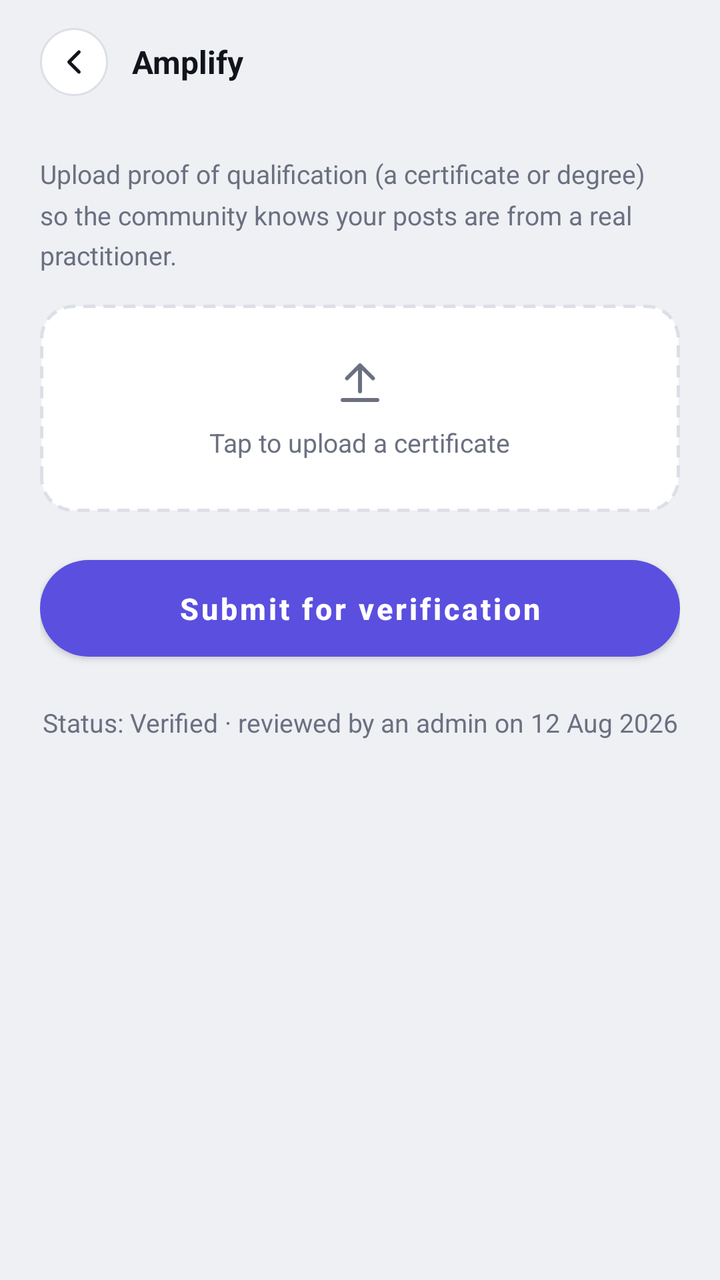
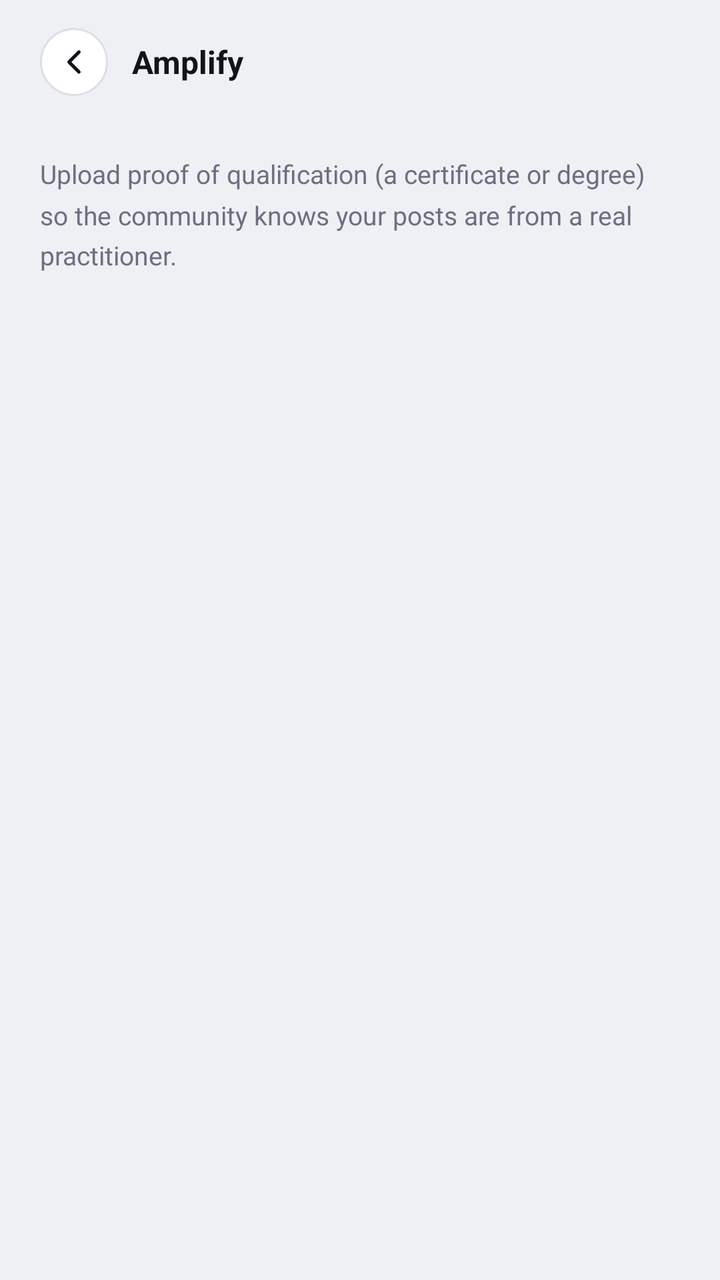

The first picture is an Android layout as it rendered before a commit; the second is the same layout after the commit. The layout source and the unified diff follow.
<!-- AndroidManifest.xml: application theme Theme.Amplify -->
<!-- res/layout/activity_get_verified.xml -->
<?xml version="1.0" encoding="utf-8"?>
<LinearLayout xmlns:android="http://schemas.android.com/apk/res/android"
    android:layout_width="match_parent"
    android:layout_height="match_parent"
    android:background="@color/paper"
    android:orientation="vertical">

    <include android:id="@+id/header" layout="@layout/header_back" />

    <LinearLayout
        android:layout_width="match_parent"
        android:layout_height="wrap_content"
        android:orientation="vertical"
        android:padding="20dp">

        <TextView
            android:layout_width="wrap_content"
            android:layout_height="wrap_content"
            android:text="Upload proof of qualification (a certificate or degree) so the community knows your posts are from a real practitioner."
            android:textSize="13sp"
            android:textColor="@color/muted"
            android:lineSpacingMultiplier="1.3"
            android:layout_marginBottom="16dp" />

        <LinearLayout
            android:id="@+id/uploadBox"
            android:layout_width="match_parent"
            android:layout_height="wrap_content"
            android:orientation="vertical"
            android:gravity="center"
            android:background="@drawable/bg_upload_box"
            android:padding="26dp"
            android:clickable="true"
            android:focusable="true"
            android:layout_marginBottom="18dp">

            <ImageView
                android:layout_width="26dp"
                android:layout_height="26dp"
                android:src="@drawable/ic_upload"
                android:layout_marginBottom="8dp" />

            <TextView
                android:id="@+id/tvUploadLabel"
                android:layout_width="wrap_content"
                android:layout_height="wrap_content"
                android:text="Tap to upload a certificate"
                android:textSize="13sp"
                android:textColor="@color/muted" />
        </LinearLayout>

        <com.google.android.material.button.MaterialButton
            android:id="@+id/btnSubmit"
            style="@style/Amplify.Button.Primary"
            android:layout_width="match_parent"
            android:layout_height="wrap_content"
            android:text="Submit for verification"
            android:layout_marginBottom="18dp" />

        <TextView
            android:layout_width="match_parent"
            android:layout_height="wrap_content"
            android:gravity="center"
            android:textSize="13sp"
            android:textColor="@color/muted"
            android:text="Status: Verified · reviewed by an admin on 12 Aug 2026" />

    </LinearLayout>
</LinearLayout>
<!-- res/layout/header_back.xml (included above) -->
<?xml version="1.0" encoding="utf-8"?>
<LinearLayout xmlns:android="http://schemas.android.com/apk/res/android"
    android:layout_width="match_parent"
    android:layout_height="wrap_content"
    android:orientation="horizontal"
    android:gravity="center_vertical"
    android:paddingStart="20dp"
    android:paddingEnd="20dp"
    android:paddingTop="14dp"
    android:paddingBottom="10dp">

    <ImageButton
        android:id="@+id/btnBack"
        android:layout_width="34dp"
        android:layout_height="34dp"
        android:background="@drawable/bg_circle_button"
        android:src="@drawable/ic_back"
        android:padding="8dp"
        android:contentDescription="Back"
        android:layout_marginEnd="12dp" />

    <TextView
        android:id="@+id/tvHeaderTitle"
        android:layout_width="0dp"
        android:layout_height="wrap_content"
        android:layout_weight="1"
        android:text="Amplify"
        android:textSize="16sp"
        android:textStyle="bold"
        android:textColor="@color/ink" />

</LinearLayout>
<!-- resources referenced by this layout -->
<resources>
  <color name="ink">#12141C</color>
  <color name="muted">#6B7080</color>
  <color name="paper">#EEF0F4</color>
  <!-- drawable bg_circle_button (drawable) -->
  <?xml version="1.0" encoding="utf-8"?>
  <shape xmlns:android="http://schemas.android.com/apk/res/android" android:shape="oval">
      <solid android:color="@color/surface" />
      <stroke android:width="1dp" android:color="@color/line" />
  </shape>
  <!-- drawable bg_upload_box (drawable) -->
  <?xml version="1.0" encoding="utf-8"?>
  <shape xmlns:android="http://schemas.android.com/apk/res/android" android:shape="rectangle">
      <solid android:color="@color/surface" />
      <corners android:radius="16dp" />
      <stroke android:width="1.5dp" android:color="@color/line" android:dashWidth="6dp" android:dashGap="4dp" />
  </shape>
  <!-- drawable ic_back (drawable) -->
  <vector xmlns:android="http://schemas.android.com/apk/res/android"
      android:width="20dp" android:height="20dp" android:viewportWidth="24" android:viewportHeight="24">
      <path android:pathData="M15,18L9,12L15,6" android:strokeColor="#12141C" android:strokeWidth="2" android:strokeLineCap="round" android:strokeLineJoin="round" />
  </vector>
  <!-- drawable ic_upload (drawable) -->
  <vector xmlns:android="http://schemas.android.com/apk/res/android"
      android:width="26dp" android:height="26dp" android:viewportWidth="24" android:viewportHeight="24">
      <path android:pathData="M12,16V4M6,10L12,4L18,10" android:strokeColor="#6B7080" android:strokeWidth="1.8" android:strokeLineCap="round" android:strokeLineJoin="round" />
      <path android:pathData="M4,20H20" android:strokeColor="#6B7080" android:strokeWidth="1.8" android:strokeLineCap="round" />
  </vector>
  <style name="Amplify.Button.Primary" parent="Widget.MaterialComponents.Button">
          <item name="backgroundTint">@color/accent</item>
          <item name="cornerRadius">28dp</item>
          <item name="android:textAllCaps">false</item>
          <item name="android:textSize">15sp</item>
          <item name="android:textStyle">bold</item>
          <item name="android:paddingTop">14dp</item>
          <item name="android:paddingBottom">14dp</item>
      </style>
  <style name="Theme.Amplify" parent="Theme.MaterialComponents.Light.NoActionBar">
          <item name="colorPrimary">@color/accent</item>
          <item name="colorPrimaryDark">@color/ink</item>
          <item name="colorAccent">@color/accent</item>
          <item name="android:windowBackground">@color/paper</item>
          <item name="android:statusBarColor">@color/surface</item>
          <item name="android:windowLightStatusBar">true</item>
      </style>
  <color name="surface">#FFFFFF</color>
  <color name="line">#DCDFE6</color>
  <color name="accent">#5B4FE0</color>
</resources>

<!-- the commit's change to res/layout/activity_get_verified.xml (unified diff, before → after) -->
@@ -7,65 +7,183 @@
 
     <include android:id="@+id/header" layout="@layout/header_back" />
 
-    <LinearLayout
+    <ScrollView
         android:layout_width="match_parent"
-        android:layout_height="wrap_content"
-        android:orientation="vertical"
-        android:padding="20dp">
-
-        <TextView
-            android:layout_width="wrap_content"
-            android:layout_height="wrap_content"
-            android:text="Upload proof of qualification (a certificate or degree) so the community knows your posts are from a real practitioner."
-            android:textSize="13sp"
-            android:textColor="@color/muted"
-            android:lineSpacingMultiplier="1.3"
-            android:layout_marginBottom="16dp" />
+        android:layout_height="0dp"
+        android:layout_weight="1"
+        android:fillViewport="true">
 
         <LinearLayout
-            android:id="@+id/uploadBox"
             android:layout_width="match_parent"
             android:layout_height="wrap_content"
             android:orientation="vertical"
-            android:gravity="center"
-            android:background="@drawable/bg_upload_box"
-            android:padding="26dp"
-            android:clickable="true"
-            android:focusable="true"
-            android:layout_marginBottom="18dp">
-
-            <ImageView
-                android:layout_width="26dp"
-                android:layout_height="26dp"
-                android:src="@drawable/ic_upload"
-                android:layout_marginBottom="8dp" />
+            android:padding="20dp">
 
             <TextView
-                android:id="@+id/tvUploadLabel"
+                android:layout_width="match_parent"
+                android:layout_height="wrap_content"
+                android:text="Upload proof of qualification (a certificate or degree) so the community knows your posts are from a real practitioner."
+                android:textSize="13sp"
+                android:textColor="@color/muted"
+                android:lineSpacingMultiplier="1.3"
+                android:layout_marginBottom="16dp" />
+
+            <ProgressBar
+                android:id="@+id/progress"
+                style="?android:attr/progressBarStyle"
                 android:layout_width="wrap_content"
                 android:layout_height="wrap_content"
-                android:text="Tap to upload a certificate"
-                android:textSize="13sp"
-                android:textColor="@color/muted" />
+                android:layout_gravity="center_horizontal"
+                android:layout_marginTop="24dp" />
+
+            
+            <com.google.android.material.card.MaterialCardView
+                android:id="@+id/cardStatus"
+                style="@style/Amplify.Card"
+                android:layout_width="match_parent"
+                android:layout_height="wrap_content"
+                android:layout_marginBottom="16dp"
+                android:visibility="gone">
+
+                <LinearLayout
+                    android:layout_width="match_parent"
+                    android:layout_height="wrap_content"
+                    android:orientation="vertical"
+                    android:padding="16dp">
+
+                    <TextView
+                        android:id="@+id/tvStatusTitle"
+                        android:layout_width="match_parent"
+                        android:layout_height="wrap_content"
+                        android:textSize="14sp"
+                        android:textStyle="bold"
+                        android:textColor="@color/ink" />
+
+                    <TextView
+                        android:id="@+id/tvStatusDetail"
+                        android:layout_width="match_parent"
+                        android:layout_height="wrap_content"
+                        android:layout_marginTop="4dp"
+                        android:textSize="13sp"
+                        android:textColor="@color/muted"
+                        android:lineSpacingMultiplier="1.25" />
+                </LinearLayout>
+            </com.google.android.material.card.MaterialCardView>
+
+            
+            <LinearLayout
+                android:id="@+id/formGroup"
+                android:layout_width="match_parent"
+                android:layout_height="wrap_content"
+                android:orientation="vertical"
+                android:visibility="gone">
+
+                <TextView
+                    android:layout_width="wrap_content"
+                    android:layout_height="wrap_content"
+                    android:text="University you studied at or study at"
+                    android:textSize="12.5sp"
+                    android:textStyle="bold"
+                    android:textColor="@color/ink"
+                    android:layout_marginBottom="6dp" />
+
+                <EditText
+                    android:id="@+id/etUniversity"
+                    android:layout_width="match_parent"
+                    android:layout_height="wrap_content"
+                    android:background="@drawable/bg_input_field"
+                    android:hint="e.g. Eduvos"
+                    android:textColorHint="@color/muted"
+                    android:textColor="@color/ink"
+                    android:textSize="14sp"
+                    android:inputType="textCapWords"
+                    android:maxLength="120"
+                    android:padding="14dp"
+                    android:layout_marginBottom="14dp" />
+
+                <TextView
+                    android:layout_width="wrap_content"
+                    android:layout_height="wrap_content"
+                    android:text="Why do you want to be verified?"
+                    android:textSize="12.5sp"
+                    android:textStyle="bold"
+                    android:textColor="@color/ink"
+                    android:layout_marginBottom="6dp" />
+
+                <EditText
+                    android:id="@+id/etReason"
+                    android:layout_width="match_parent"
+                    android:layout_height="wrap_content"
+                    android:background="@drawable/bg_input_field"
+                    android:hint="Tell the admins a little about yourself"
+                    android:textColorHint="@color/muted"
+                    android:textColor="@color/ink"
+                    android:textSize="14sp"
+                    android:inputType="textMultiLine|textCapSentences"
+                    android:gravity="top|start"
+                    android:minLines="4"
+                    android:maxLength="500"
+                    android:padding="14dp"
+                    android:layout_marginBottom="14dp" />
+
+                <TextView
+                    android:layout_width="wrap_content"
+                    android:layout_height="wrap_content"
+                    android:text="Photo of your certificate or degree"
+                    android:textSize="12.5sp"
+                    android:textStyle="bold"
+                    android:textColor="@color/ink"
+                    android:layout_marginBottom="6dp" />
+
+                <LinearLayout
+                    android:id="@+id/uploadBox"
+                    android:layout_width="match_parent"
+                    android:layout_height="wrap_content"
+                    android:orientation="vertical"
+                    android:gravity="center"
+                    android:background="@drawable/bg_upload_box"
+                    android:padding="26dp"
+                    android:clickable="true"
+                    android:focusable="true"
+                    android:layout_marginBottom="18dp">
+
+                    <ImageView
+                        android:id="@+id/ivUploadIcon"
+                        android:layout_width="26dp"
+                        android:layout_height="26dp"
+                        android:src="@drawable/ic_upload"
+                        android:layout_marginBottom="8dp" />
+
+                    <ImageView
+                        android:id="@+id/ivCertificatePreview"
+                        android:layout_width="match_parent"
+                        android:layout_height="wrap_content"
+                        android:adjustViewBounds="true"
+                        android:maxHeight="220dp"
+                        android:scaleType="fitCenter"
+                        android:layout_marginBottom="10dp"
+                        android:visibility="gone"
+                        android:contentDescription="Selected certificate" />
+
+                    <TextView
+                        android:id="@+id/tvUploadLabel"
+                        android:layout_width="wrap_content"
+                        android:layout_height="wrap_content"
+                        android:text="Tap to upload a photo (JPG, PNG or WebP)"
+                        android:textSize="13sp"
+                        android:textColor="@color/muted" />
+                </LinearLayout>
+
+                <com.google.android.material.button.MaterialButton
+                    android:id="@+id/btnSubmit"
+                    style="@style/Amplify.Button.Primary"
+                    android:layout_width="match_parent"
+                    android:layout_height="wrap_content"
+                    android:text="Submit for verification" />
+            </LinearLayout>
+
         </LinearLayout>
-
-        <com.google.android.material.button.MaterialButton
-            android:id="@+id/btnSubmit"
-            style="@style/Amplify.Button.Primary"
-            android:layout_width="match_parent"
-            android:layout_height="wrap_content"
-            android:text="Submit for verification"
-            android:layout_marginBottom="18dp" />
-
-        <TextView
-            android:layout_width="match_parent"
-            android:layout_height="wrap_content"
-            android:gravity="center"
-            android:textSize="13sp"
-            android:textColor="@color/muted"
-            android:text="Status: Verified · reviewed by an admin on 12 Aug 2026" />
-
-    </LinearLayout>
+    </ScrollView>
 </LinearLayout>
 <!-- res/layout/header_back.xml (included above) -->
 <?xml version="1.0" encoding="utf-8"?>
<!-- resource entries referenced after the edit -->
@@ -8,6 +8,16 @@
   <shape xmlns:android="http://schemas.android.com/apk/res/android" android:shape="oval">
       <solid android:color="@color/surface" />
       <stroke android:width="1dp" android:color="@color/line" />
+  </shape>
+  <!-- drawable bg_input_field (drawable) -->
+  <?xml version="1.0" encoding="utf-8"?>
+  <shape xmlns:android="http://schemas.android.com/apk/res/android"
+      android:shape="rectangle">
+      <solid android:color="#FFFFFF" />
+      <stroke
+          android:width="1dp"
+          android:color="#DADCE6" />
+      <corners android:radius="12dp" />
   </shape>
   <!-- drawable bg_upload_box (drawable) -->
   <?xml version="1.0" encoding="utf-8"?>
@@ -36,6 +46,13 @@
           <item name="android:paddingTop">14dp</item>
           <item name="android:paddingBottom">14dp</item>
       </style>
+  <style name="Amplify.Card" parent="Widget.MaterialComponents.CardView">
+          <item name="cardCornerRadius">16dp</item>
+          <item name="cardElevation">0dp</item>
+          <item name="strokeColor">@color/line_soft</item>
+          <item name="strokeWidth">1dp</item>
+          <item name="cardBackgroundColor">@color/surface</item>
+      </style>
   <style name="Theme.Amplify" parent="Theme.MaterialComponents.Light.NoActionBar">
           <item name="colorPrimary">@color/accent</item>
           <item name="colorPrimaryDark">@color/ink</item>
@@ -47,5 +64,6 @@
   <color name="surface">#FFFFFF</color>
   <color name="line">#DCDFE6</color>
   <color name="accent">#5B4FE0</color>
+  <color name="line_soft">#E7E9EF</color>
 </resources>
 
